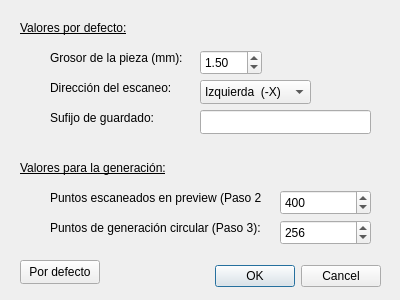
Above: settings.ui from gonzalopegran/Glass3D before the change. Below: the same form after it.
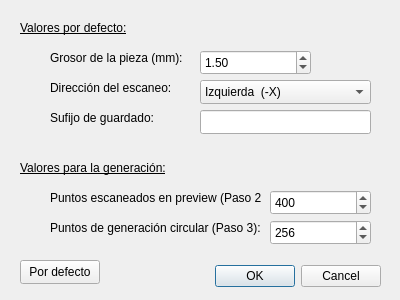
That is the form after the change.

Diff of the .ui file:
```diff
--- a/settings.ui
+++ b/settings.ui
@@ -68,7 +68,7 @@
     <rect>
      <x>200</x>
      <y>50</y>
-     <width>62</width>
+     <width>111</width>
      <height>25</height>
     </rect>
    </property>
@@ -100,7 +100,7 @@
     <rect>
      <x>200</x>
      <y>80</y>
-     <width>111</width>
+     <width>171</width>
      <height>24</height>
     </rect>
    </property>
@@ -167,9 +167,9 @@
   <widget class="QSpinBox" name="spinBoxScans">
    <property name="geometry">
     <rect>
-     <x>280</x>
+     <x>270</x>
      <y>190</y>
-     <width>91</width>
+     <width>101</width>
      <height>25</height>
     </rect>
    </property>
@@ -189,9 +189,9 @@
   <widget class="QSpinBox" name="spinBoxGeneration">
    <property name="geometry">
     <rect>
-     <x>280</x>
+     <x>270</x>
      <y>220</y>
-     <width>91</width>
+     <width>101</width>
      <height>25</height>
     </rect>
    </property>
```
Left out of the diff: 4 changed lines with no effect on the pictures.
